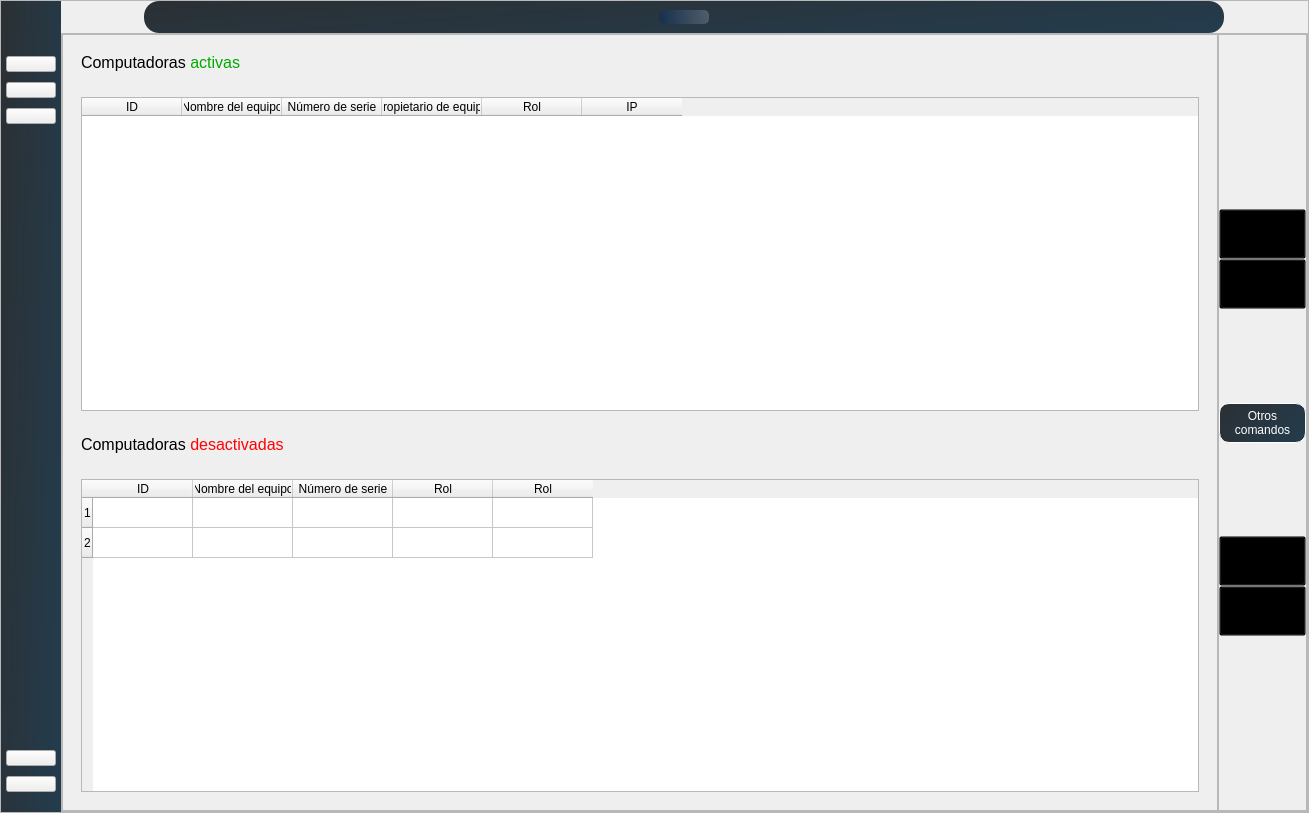
Old version of the form ui/ui_files/Principal.ui in the repository Salinas03/Sistema-Seguridad.
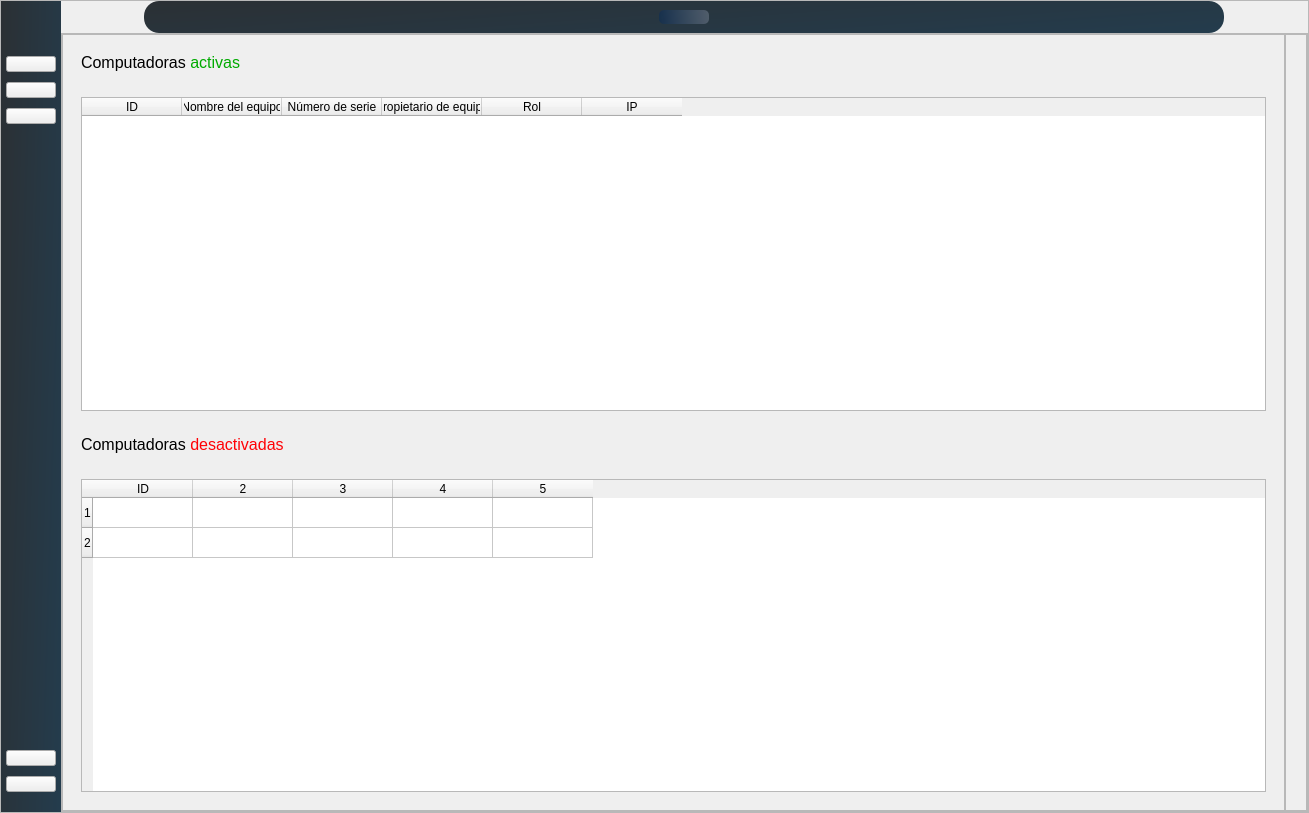
New version of the form. Icons and pictures are not drawn.

What changed in the file:
```diff
--- a/ui/ui_files/Principal.ui
+++ b/ui/ui_files/Principal.ui
@@ -299,7 +299,12 @@
 color: rgb(140, 140, 140);
 }
 
-</string>
+QTableWidget#tabla_computadoras_activas::item:selected {
+        background-color: none;  /* Eliminar el color de resaltado */
+        selection-color: none;  /* Eliminar el color de texto de resaltado */
+        selection-background-color: none;  /* Eliminar el color de fondo de resaltado */
+        cursor: default;  /* Cambiar el puntero a predeterminado */
+    }</string>
          </property>
          <layout class="QVBoxLayout" name="verticalLayout">
           <property name="spacing">
@@ -1574,26 +1579,10 @@
                            <string>ID</string>
                           </property>
                          </column>
-                         <column>
-                          <property name="text">
-                           <string>Nombre del equipo</string>
-                          </property>
-                         </column>
-                         <column>
-                          <property name="text">
-                           <string>Número de serie</string>
-                          </property>
-                         </column>
-                         <column>
-                          <property name="text">
-                           <string>Rol</string>
-                          </property>
-                         </column>
-                         <column>
-                          <property name="text">
-                           <string>Rol</string>
-                          </property>
-                         </column>
+                         <column/>
+                         <column/>
+                         <column/>
+                         <column/>
                         </widget>
                        </item>
                       </layout>
@@ -1662,33 +1651,6 @@
                       </property>
                      </spacer>
                     </item>
-                    <item>
-                     <widget class="QPushButton" name="activar_btn">
-                      <property name="minimumSize">
-                       <size>
-                        <width>0</width>
-                        <height>50</height>
-                       </size>
-                      </property>
-                      <property name="text">
-                       <string>Activar</string>
-                      </property>
-                     </widget>
-                    </item>
-                    <item>
-                     <widget class="QPushButton" name="activar_compus_btn">
-                      <property name="minimumSize">
-                       <size>
-                        <width>0</width>
-                        <height>50</height>
-                       </size>
-                      </property>
-                      <property name="text">
-                       <string>Activar 
-Computadoras</string>
-                      </property>
-                     </widget>
-                    </item>
                     <item>
                      <spacer name="verticalSpacer_8">
                       <property name="orientation">
@@ -1702,14 +1664,6 @@
                       </property>
                      </spacer>
                     </item>
-                    <item>
-                     <widget class="QPushButton" name="otros_comandos_btn">
-                      <property name="text">
-                       <string>Otros 
-comandos</string>
-                      </property>
-                     </widget>
-                    </item>
                     <item>
                      <spacer name="verticalSpacer_2">
                       <property name="orientation">
@@ -1723,33 +1677,6 @@
                       </property>
                      </spacer>
                     </item>
-                    <item>
-                     <widget class="QPushButton" name="desactivar_btn">
-                      <property name="minimumSize">
-                       <size>
-                        <width>0</width>
-                        <height>50</height>
-                       </size>
-                      </property>
-                      <property name="text">
-                       <string>Desactivar</string>
-                      </property>
-                     </widget>
-                    </item>
-                    <item>
-                     <widget class="QPushButton" name="desactivar_compus_btn">
-                      <property name="minimumSize">
-                       <size>
-                        <width>0</width>
-                        <height>50</height>
-                       </size>
-                      </property>
-                      <property name="text">
-                       <string>Desactivar 
-Computadoras</string>
-                      </property>
-                     </widget>
-                    </item>
                     <item>
                      <spacer name="verticalSpacer_4">
                       <property name="orientation">
```
Left out of the diff: 47 changed lines with no effect on the pictures.
